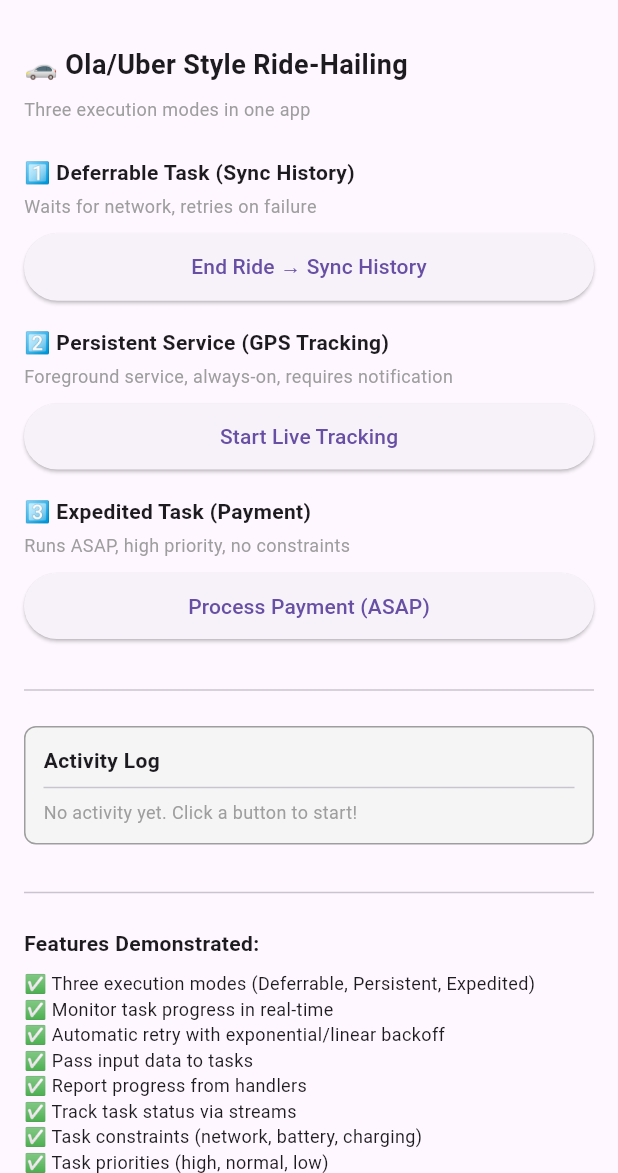
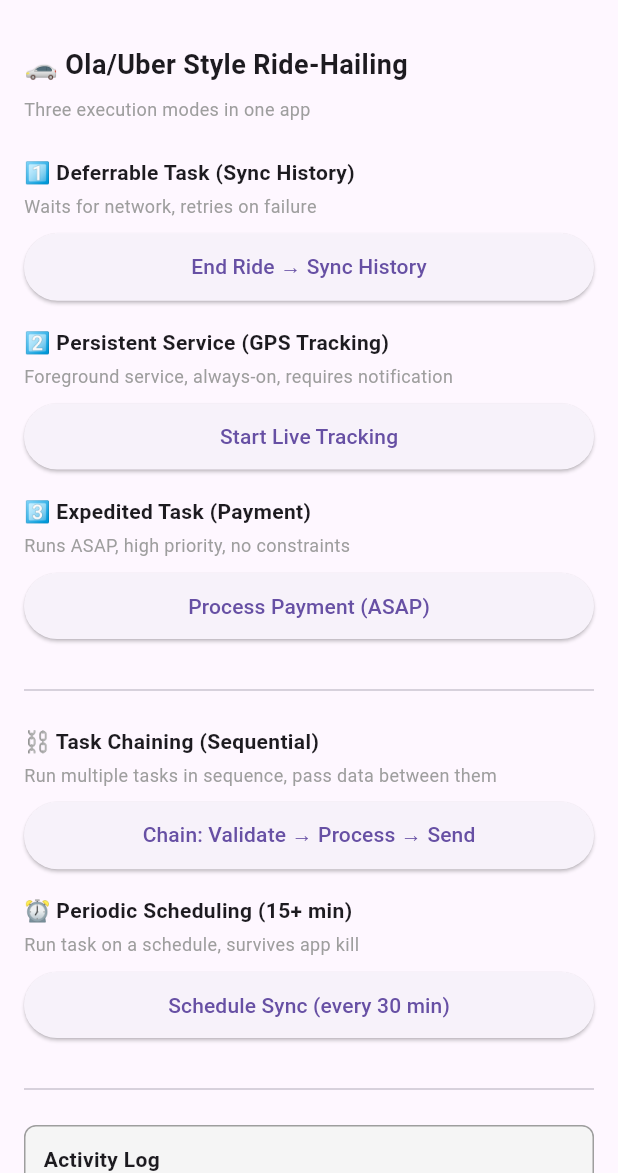
Before and after one commit to ramprasad090/taskflow, a Flutter app: the screen it shows after launch, on a phone screen of 412 x 824 dp, the part 63-1236 px from its top. Run offline on Flutter 3.47's test engine with Material 3 defaults, Android fonts, the phone set to English and light mode, and no system bars; our stand-ins replace plugin_platform_interface.

Commit message:
Add task chaining and periodic scheduling examples to demo app

```diff
--- a/example/lib/main.dart
+++ b/example/lib/main.dart
@@ -75,6 +75,36 @@ void main() async {
     return TaskResult.success();
   });
 
+  // Chain example: validatePayment → processPayment → sendConfirmation
+  TaskFlow.registerHandler('validatePayment', (ctx) async {
+    print('🔐 Validating payment...');
+    await Future.delayed(Duration(seconds: 1));
+    return TaskResult.success(data: {
+      'validated': true,
+      'amount': ctx.input['amount'] ?? 0,
+    });
+  });
+
+  TaskFlow.registerHandler('sendConfirmation', (ctx) async {
+    print('📧 Sending confirmation email...');
+    await Future.delayed(Duration(seconds: 1));
+    return TaskResult.success(data: {
+      'email_sent': true,
+      'recipient': 'user@example.com',
+      'timestamp': DateTime.now().toString(),
+    });
+  });
+
+  // Schedule example: periodic sync
+  TaskFlow.registerHandler('periodicSync', (ctx) async {
+    print('🔄 Periodic sync running...');
+    await Future.delayed(Duration(seconds: 2));
+    return TaskResult.success(data: {
+      'synced_items': 42,
+      'last_sync': DateTime.now().toString(),
+    });
+  });
+
   await TaskFlow.initialize();
   runApp(const TaskFlowExampleApp());
 }
@@ -150,6 +180,27 @@ class _ExampleHomeState extends State<ExampleHome> {
                 description: 'Runs ASAP, high priority, no constraints',
                 buttonLabel: 'Process Payment (ASAP)',
                 onPressed: () => _enqueueExpedited(),
+              ),
+
+              const SizedBox(height: 24),
+              const Divider(),
+              const SizedBox(height: 16),
+
+              // ===== TASK CHAINING =====
+              _buildModeSection(
+                title: '⛓️ Task Chaining (Sequential)',
+                description: 'Run multiple tasks in sequence, pass data between them',
+                buttonLabel: 'Chain: Validate → Process → Send',
+                onPressed: () => _enqueueChain(),
+              ),
+              const SizedBox(height: 16),
+
+              // ===== PERIODIC SCHEDULING =====
+              _buildModeSection(
+                title: '⏰ Periodic Scheduling (15+ min)',
+                description: 'Run task on a schedule, survives app kill',
+                buttonLabel: 'Schedule Sync (every 30 min)',
+                onPressed: () => _enqueueSchedule(),
               ),
 
               const SizedBox(height: 24),
@@ -389,6 +440,30 @@ class _ExampleHomeState extends State<ExampleHome> {
     _monitorTask(id);
   }
 
+  void _enqueueChain() async {
+    _logActivity('[CHAIN] Starting sequential task chain...');
+    // Chain: validatePayment → processPayment → sendConfirmation
+    final id = await TaskFlow.chain('paymentChain')
+        .then('validatePayment')
+        .then('processPayment')
+        .then('sendConfirmation')
+        .enqueue(input: {'amount': 500.00});
+    _logActivity('[CHAIN] Chain enqueued: $id');
+    setState(() => _executionId = id);
+    _monitorTask(id);
+  }
+
+  void _enqueueSchedule() async {
+    _logActivity('[SCHEDULE] Setting up periodic sync...');
+    // Schedule task to run every 30 minutes (minimum 15 min)
+    await TaskFlow.schedule(
+      'periodicSync',
+      interval: Duration(minutes: 30),
+    );
+    _logActivity('[SCHEDULE] Periodic task scheduled');
+    setState(() => _executionId = 'periodic-sync');
+  }
+
   void _monitorTask(String executionId) {
     TaskFlow.monitorExecution(executionId).listen((status) {
       setState(() {
```
